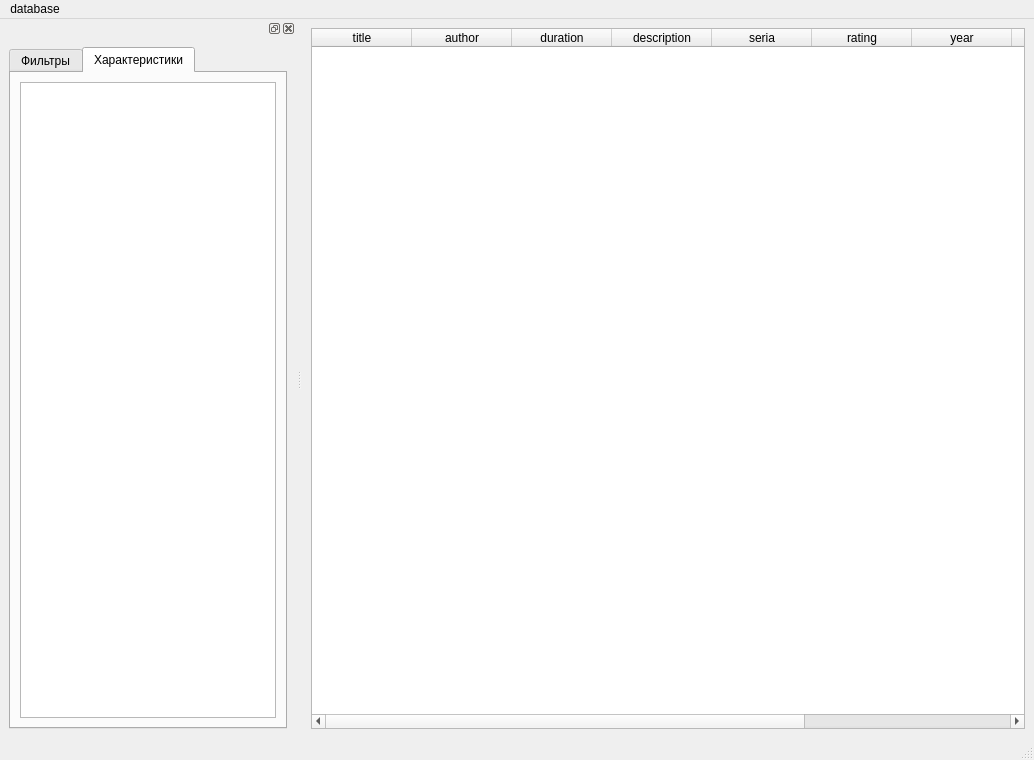
fabrikant/akniga-parser, file ui/main.ui: the form before one commit.
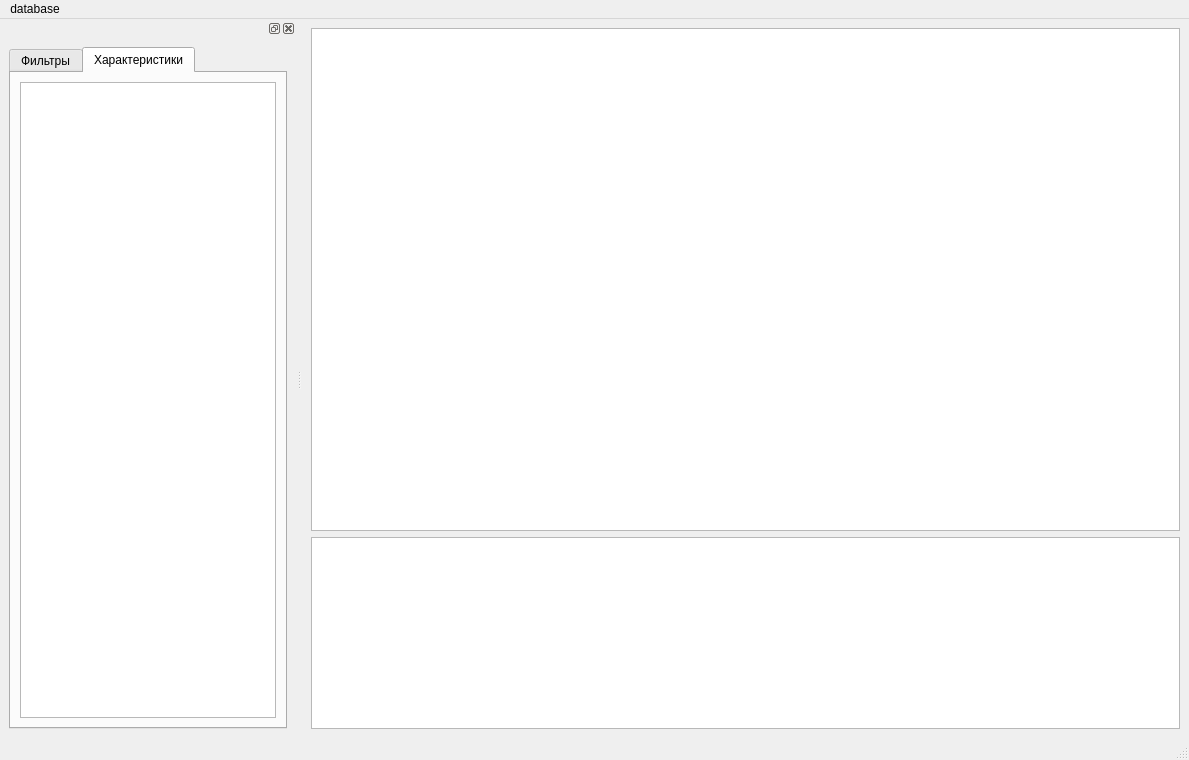
The form after the commit.

Patch:
```diff
--- a/ui/main.ui
+++ b/ui/main.ui
@@ -6,7 +6,7 @@
    <rect>
     <x>0</x>
     <y>0</y>
-    <width>1034</width>
+    <width>1189</width>
     <height>760</height>
    </rect>
   </property>
@@ -14,59 +14,25 @@
    <string>akniga db viewer</string>
   </property>
   <widget class="QWidget" name="centralwidget">
-   <layout class="QHBoxLayout" name="horizontalLayout">
-    <item>
-     <widget class="QTableWidget" name="tableBooks">
-      <column>
-       <property name="text">
-        <string>title</string>
-       </property>
-      </column>
-      <column>
-       <property name="text">
-        <string>author</string>
-       </property>
-      </column>
-      <column>
-       <property name="text">
-        <string>duration</string>
-       </property>
-      </column>
-      <column>
-       <property name="text">
-        <string>description</string>
-       </property>
-      </column>
-      <column>
-       <property name="text">
-        <string>seria</string>
-       </property>
-      </column>
-      <column>
-       <property name="text">
-        <string>rating</string>
-       </property>
-      </column>
-      <column>
-       <property name="text">
-        <string>year</string>
-       </property>
-      </column>
-      <column>
-       <property name="text">
-        <string>free</string>
-       </property>
-      </column>
-      <column>
-       <property name="text">
-        <string>performer</string>
-       </property>
-      </column>
-      <column>
-       <property name="text">
-        <string>url</string>
-       </property>
-      </column>
+   <layout class="QGridLayout" name="gridLayout">
+    <item row="0" column="0">
+     <widget class="QTableView" name="table_books">
+      <property name="sortingEnabled">
+       <bool>true</bool>
+      </property>
+     </widget>
+    </item>
+    <item row="1" column="0">
+     <widget class="QTextEdit" name="description">
+      <property name="sizePolicy">
+       <sizepolicy hsizetype="Preferred" vsizetype="Minimum">
+        <horstretch>0</horstretch>
+        <verstretch>0</verstretch>
+       </sizepolicy>
+      </property>
+      <property name="readOnly">
+       <bool>true</bool>
+      </property>
      </widget>
     </item>
    </layout>
@@ -76,8 +42,8 @@
     <rect>
      <x>0</x>
      <y>0</y>
-     <width>1034</width>
-     <height>20</height>
+     <width>1189</width>
+     <height>22</height>
     </rect>
    </property>
    <widget class="QMenu" name="menudatabase">
```
Left out of the diff: 8 changed lines with no effect on the pictures.
